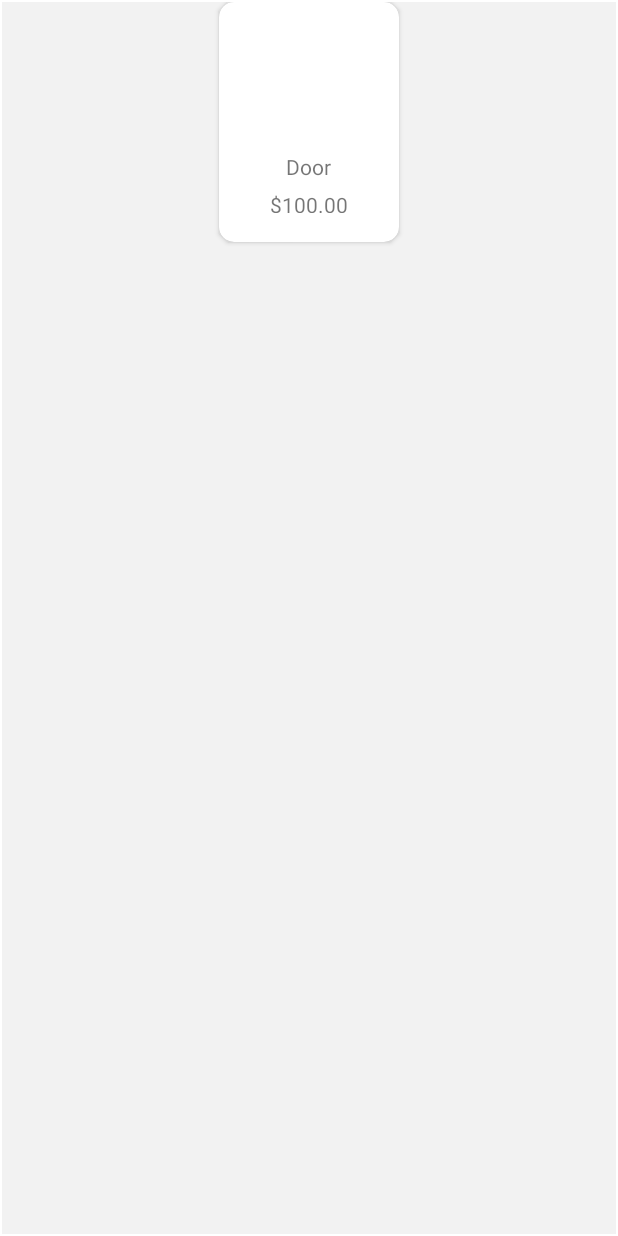
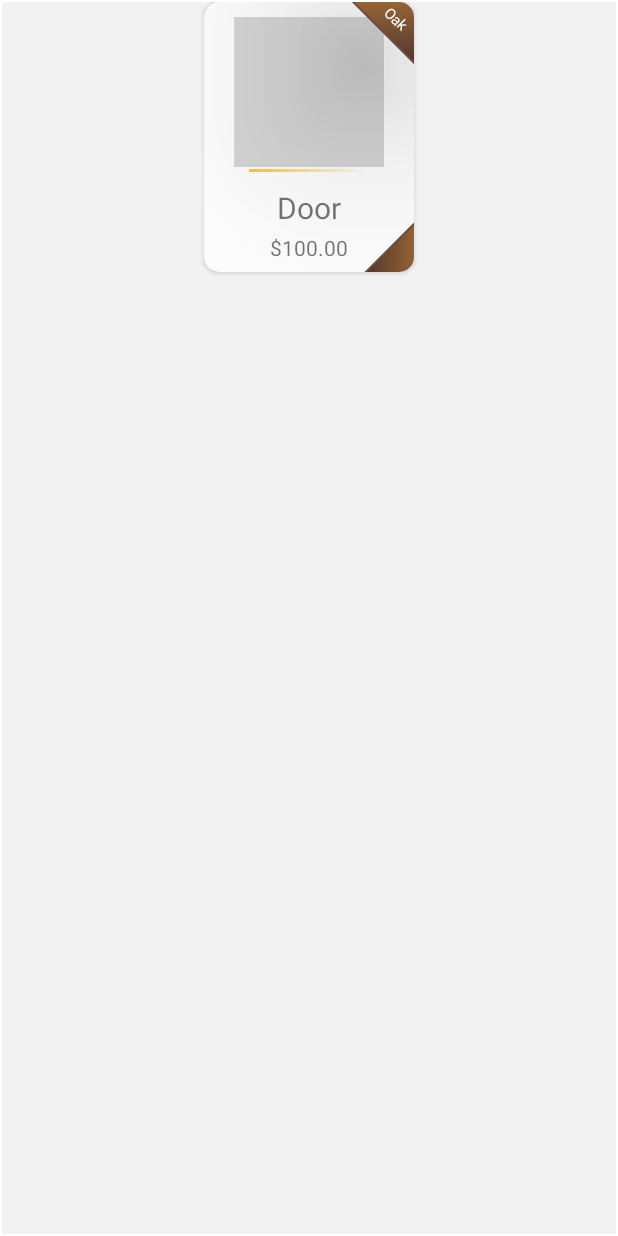
Before and after one commit to NivranshuB/Open-Sesame, an Android app: the layout item_square.xml on its own in the app's theme, with its tools: preview values and no code run, on a phone screen of 412 x 824 dp. Run offline under Robolectric (Android 15) with nearby library versions, the phone set to English and light mode, and no system bars.

Commit message:
Added changes to the item_square.xml implementation such that it represents a wooden door by default.

```diff
--- a/app/src/main/res/layout/item_square.xml
+++ b/app/src/main/res/layout/item_square.xml
@@ -1,4 +1,5 @@
 <?xml version="1.0" encoding="utf-8"?>
+
 <RelativeLayout xmlns:android="http://schemas.android.com/apk/res/android"
     android:layout_width="match_parent"
     android:layout_height="match_parent"
@@ -6,42 +7,85 @@
     android:layout_margin="1dp"
     xmlns:app="http://schemas.android.com/apk/res-auto">
 
+
     <androidx.cardview.widget.CardView
-        android:layout_width="120dp"
-        android:layout_height="160dp"
+        android:layout_width="140dp"
+        android:layout_height="180dp"
         app:cardCornerRadius="10dp"
         app:cardElevation="2dp"
         android:layout_alignParentTop="true"
         android:layout_centerHorizontal="true">
+
+        <View
+            android:layout_width="75dp"
+            android:layout_height="75dp"
+            android:layout_gravity="top|right|end"
+            android:background="@drawable/wood_edge"
+            android:translationZ="90dp"
+            android:rotation="0" />
+
+        <View
+            android:layout_width="60dp"
+            android:layout_height="60dp"
+            android:layout_gravity="bottom|right|end"
+            android:background="@drawable/wood_edge"
+            android:rotation="90" />
+
+        <TextView
+            android:id="@+id/pa"
+            android:layout_width="wrap_content"
+            android:layout_height="20dp"
+            android:textSize="10dp"
+            android:layout_below="@+id/panelBar"
+            android:layout_centerHorizontal="true"
+            android:alpha="1"
+            android:translationZ="100dp"
+            android:layout_gravity="top|right|end"
+            android:layout_marginTop="3dp"
+            android:layout_marginRight="5dp"
+            android:rotation="45"
+            android:textColor="@color/white"
+            android:text="Oak" />
 
         <RelativeLayout
             android:layout_width="match_parent"
             android:layout_height="match_parent">
 
             <ImageView
-                android:layout_width="80dp"
-                android:layout_height="80dp"
+                android:id="@+id/panelImage"
+                android:layout_width="140dp"
+                android:layout_height="100dp"
                 android:layout_centerHorizontal="true"
                 android:layout_marginTop="10dp"
-                android:id="@+id/panelImage"></ImageView>
+                android:src="@drawable/wooden_door"></ImageView>
+
+            <View
+                android:id="@+id/panelBar"
+                android:layout_width="80dp"
+                android:layout_height="2dp"
+                android:layout_below="@+id/panelImage"
+                android:layout_centerHorizontal="true"
+                android:layout_marginTop="1dp"
+                android:background="@drawable/gold_gradient" />
 
             <TextView
+                android:id="@+id/panelName"
                 android:layout_width="wrap_content"
-                android:layout_height="20dp"
-                android:text="Door"
-                android:id="@+id/panelName"
-                android:layout_below="@+id/panelImage"
+                android:layout_height="25dp"
+                android:layout_below="@+id/panelBar"
                 android:layout_centerHorizontal="true"
-                android:layout_marginTop="10dp"></TextView>
+                android:layout_marginTop="10dp"
+                android:textSize="20dp"
+                android:text="Door"></TextView>
 
             <TextView
+                android:id="@+id/panelPrice"
                 android:layout_width="wrap_content"
                 android:layout_height="15dp"
-                android:text="$100.00"
-                android:id="@+id/panelPrice"
                 android:layout_below="@+id/panelName"
                 android:layout_centerHorizontal="true"
-                android:layout_marginTop="5dp"></TextView>
+                android:layout_marginTop="5dp"
+                android:text="$100.00"></TextView>
 
         </RelativeLayout>
 
```
